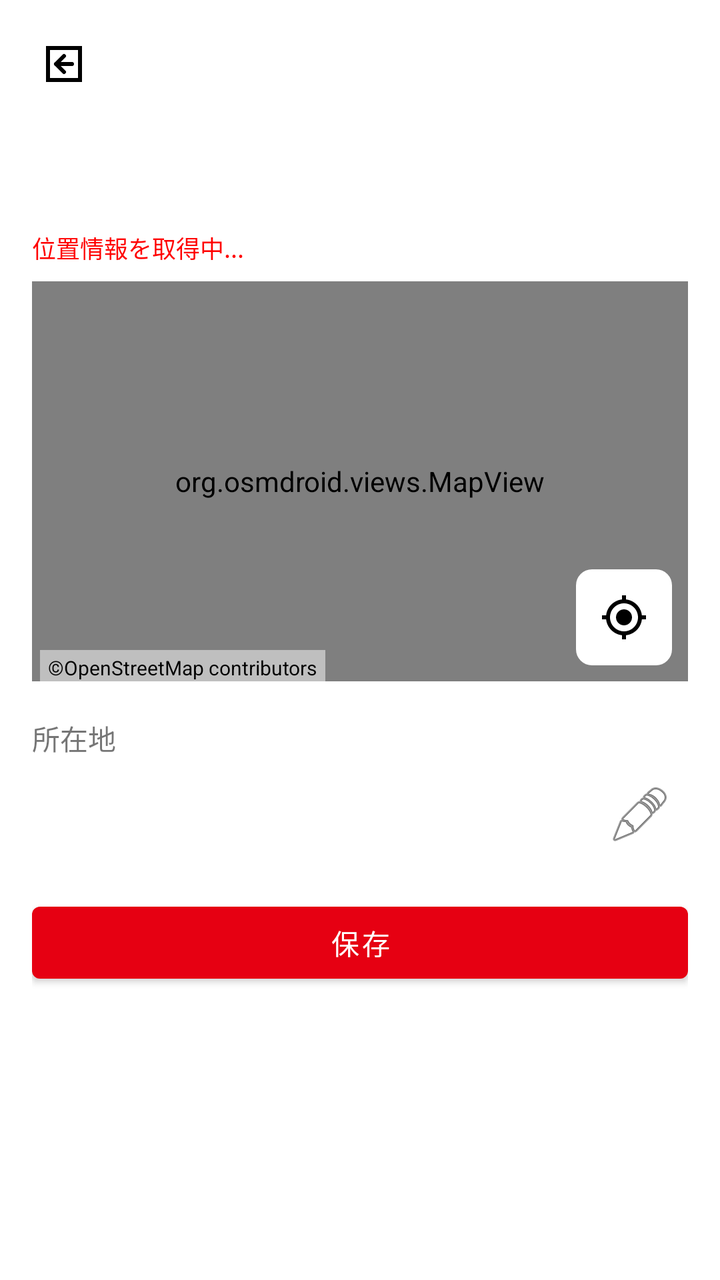
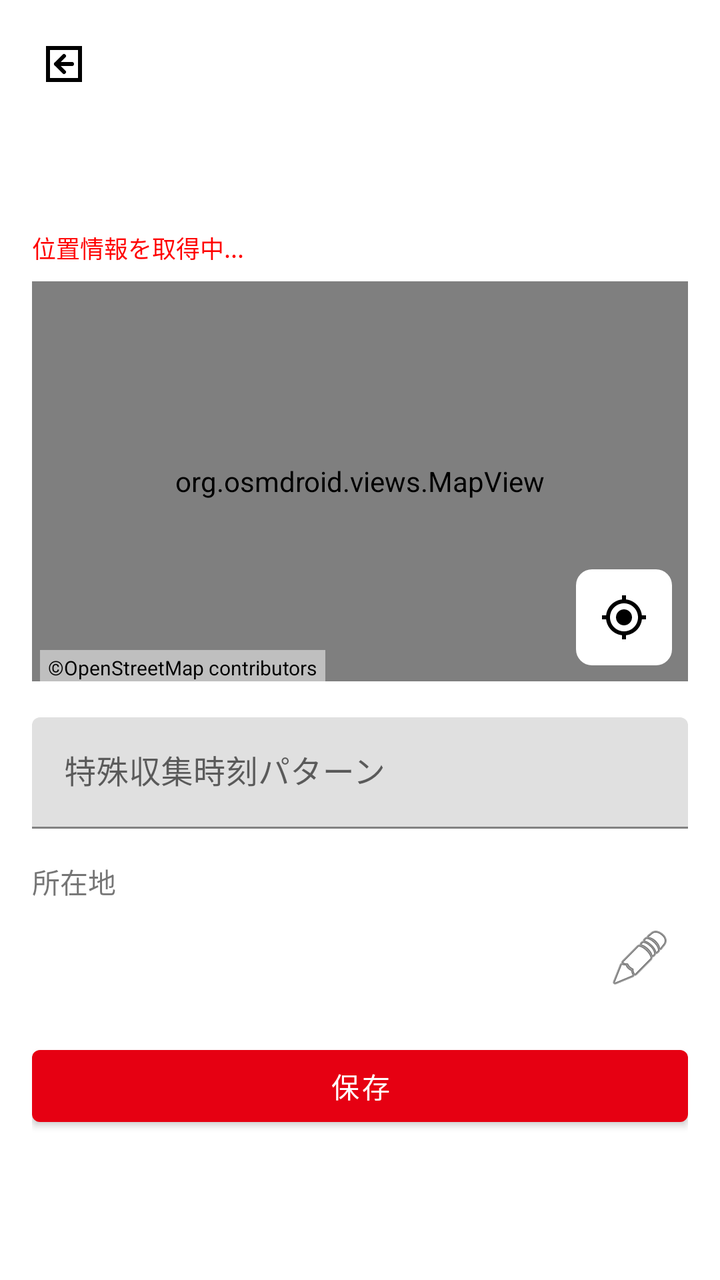

Screens rendered from an Android XML layout before and after an edit, with the pre-edit source and the edit as a unified diff.
<!-- AndroidManifest.xml: application theme Theme.OsmJPPostalMap -->
<!-- res/layout/activity_edit_poi.xml -->
<?xml version="1.0" encoding="utf-8"?>
<LinearLayout xmlns:android="http://schemas.android.com/apk/res/android"
    android:layout_width="match_parent"
    android:layout_height="match_parent"
    android:orientation="vertical">
    
    <TextView
        android:id="@+id/top_banner"
        android:layout_width="match_parent"
        android:layout_height="wrap_content"
        android:textColor="#FFFFFF"
        android:padding="8dp"
        android:visibility="gone"
        android:elevation="8dp" />

    <androidx.appcompat.widget.AppCompatImageButton
        android:id="@+id/btn_back"
        android:layout_width="48dp"
        android:layout_height="48dp"
        android:layout_margin="8dp"
        android:background="?attr/selectableItemBackgroundBorderless"
        android:src="@drawable/ic_back_postbox"
        android:contentDescription="戻る" />

    <ScrollView
        android:id="@+id/edit_scroll_view"
        android:layout_width="match_parent"
        android:layout_height="match_parent">

        <LinearLayout
            android:layout_width="match_parent"
            android:layout_height="wrap_content"
            android:orientation="vertical"
            android:padding="16dp">

        <TextView
            android:id="@+id/edit_title"
            android:layout_width="wrap_content"
            android:layout_height="wrap_content"
            android:textSize="20sp"
            android:textStyle="bold"
            android:layout_marginBottom="8dp" />

        <TextView
            android:id="@+id/text_location_status"
            android:layout_width="match_parent"
            android:layout_height="wrap_content"
            android:textSize="12sp"
            android:textColor="#FF0000"
            android:text="位置情報を取得中..."
            android:layout_marginBottom="8dp" />

        <FrameLayout
            android:layout_width="match_parent"
            android:layout_height="200dp">

            <org.osmdroid.views.MapView
                android:id="@+id/edit_map"
                android:layout_width="match_parent"
                android:layout_height="match_parent" />

            <ImageButton
                android:id="@+id/btn_my_location"
                android:layout_width="48dp"
                android:layout_height="48dp"
                android:layout_gravity="bottom|end"
                android:layout_margin="8dp"
                android:background="@drawable/bg_menu_button"
                android:src="@drawable/ic_my_location"
                android:contentDescription="現在地" />
        </FrameLayout>

        <TextView
            android:layout_width="wrap_content"
            android:layout_height="wrap_content"
            android:layout_marginStart="4dp"
            android:layout_marginTop="-16dp"
            android:layout_marginBottom="16dp"
            android:background="#80FFFFFF"
            android:paddingHorizontal="4dp"
            android:paddingVertical="2dp"
            android:text="@string/osm_copyright"
            android:textColor="#000000"
            android:textSize="10sp" />

        <com.google.android.material.textfield.TextInputLayout
            android:id="@+id/edit_tag_layout"
            android:layout_width="match_parent"
            android:layout_height="wrap_content"
            android:hint="営業時間 (タグ直接編集)"
            android:layout_marginBottom="16dp"
            android:visibility="gone">

            <com.google.android.material.textfield.TextInputEditText
                android:id="@+id/edit_tag_value"
                android:layout_width="match_parent"
                android:layout_height="wrap_content"
                android:inputType="textMultiLine" />
        </com.google.android.material.textfield.TextInputLayout>

        <LinearLayout
            android:id="@+id/layout_opening_hours_edit"
            android:layout_width="match_parent"
            android:layout_height="wrap_content"
            android:orientation="vertical"
            android:visibility="gone">

            <TableLayout
                android:id="@+id/table_opening_hours"
                android:layout_width="match_parent"
                android:layout_height="wrap_content"
                android:stretchColumns="1,2,3"
                android:layout_marginBottom="8dp">
                <TableRow>
                    <TextView android:text="" android:padding="4dp"/>
                    <TextView android:text="開店" android:gravity="center" android:textStyle="bold" android:padding="4dp"/>
                    <TextView android:text="閉店" android:gravity="center" android:textStyle="bold" android:padding="4dp"/>
                    <TextView android:text="休憩 (開始-終了)" android:gravity="center" android:textStyle="bold" android:padding="4dp"/>
                    <TextView android:text="休" android:gravity="center" android:textStyle="bold" android:padding="4dp"/>
                </TableRow>
                <TableRow>
                    <TextView android:text="平日" android:textStyle="bold" android:padding="4dp" android:gravity="center_vertical"/>
                    <EditText android:id="@+id/edit_oh_wd_open" android:layout_width="match_parent" android:layout_height="wrap_content" android:hint="--:--" android:inputType="time" android:background="@drawable/bg_edit_time_cell" android:padding="8dp" android:textSize="14sp" android:gravity="center"/>
                    <EditText android:id="@+id/edit_oh_wd_close" android:layout_width="match_parent" android:layout_height="wrap_content" android:hint="--:--" android:inputType="time" android:background="@drawable/bg_edit_time_cell" android:padding="8dp" android:textSize="14sp" android:gravity="center"/>
                    <LinearLayout android:layout_width="match_parent" android:layout_height="wrap_content" android:orientation="horizontal">
                        <EditText android:id="@+id/edit_oh_wd_break_start" android:layout_width="0dp" android:layout_weight="1" android:layout_height="wrap_content" android:hint="--:--" android:inputType="time" android:background="@drawable/bg_edit_time_cell" android:padding="8dp" android:textSize="12sp" android:gravity="center"/>
                        <TextView android:layout_width="wrap_content" android:layout_height="wrap_content" android:text="-" android:padding="2dp"/>
                        <EditText android:id="@+id/edit_oh_wd_break_end" android:layout_width="0dp" android:layout_weight="1" android:layout_height="wrap_content" android:hint="--:--" android:inputType="time" android:background="@drawable/bg_edit_time_cell" android:padding="8dp" android:textSize="12sp" android:gravity="center"/>
                    </LinearLayout>
                    <CheckBox android:id="@+id/check_oh_wd_off" android:layout_width="wrap_content" android:layout_height="wrap_content" android:gravity="center"/>
                </TableRow>
                <TableRow android:layout_marginTop="4dp">
                    <TextView android:text="土曜" android:textStyle="bold" android:padding="4dp" android:gravity="center_vertical"/>
                    <EditText android:id="@+id/edit_oh_sa_open" android:layout_width="match_parent" android:layout_height="wrap_content" android:hint="--:--" android:inputType="time" android:background="@drawable/bg_edit_time_cell" android:padding="8dp" android:textSize="14sp" android:gravity="center"/>
                    <EditText android:id="@+id/edit_oh_sa_close" android:layout_width="match_parent" android:layout_height="wrap_content" android:hint="--:--" android:inputType="time" android:background="@drawable/bg_edit_time_cell" android:padding="8dp" android:textSize="14sp" android:gravity="center"/>
                    <LinearLayout android:layout_width="match_parent" android:layout_height="wrap_content" android:orientation="horizontal">
                        <EditText android:id="@+id/edit_oh_sa_break_start" android:layout_width="0dp" android:layout_weight="1" android:layout_height="wrap_content" android:hint="--:--" android:inputType="time" android:background="@drawable/bg_edit_time_cell" android:padding="8dp" android:textSize="12sp" android:gravity="center"/>
                        <TextView android:layout_width="wrap_content" android:layout_height="wrap_content" android:text="-" android:padding="2dp"/>
                        <EditText android:id="@+id/edit_oh_sa_break_end" android:layout_width="0dp" android:layout_weight="1" android:layout_height="wrap_content" android:hint="--:--" android:inputType="time" android:background="@drawable/bg_edit_time_cell" android:padding="8dp" android:textSize="12sp" android:gravity="center"/>
                    </LinearLayout>
                    <CheckBox android:id="@+id/check_oh_sa_off" android:layout_width="wrap_content" android:layout_height="wrap_content" android:gravity="center"/>
                </TableRow>
                <TableRow android:layout_marginTop="4dp">
                    <TextView android:text="日祝" android:textStyle="bold" android:padding="4dp" android:gravity="center_vertical"/>
                    <EditText android:id="@+id/edit_oh_ph_open" android:layout_width="match_parent" android:layout_height="wrap_content" android:hint="--:--" android:inputType="time" android:background="@drawable/bg_edit_time_cell" android:padding="8dp" android:textSize="14sp" android:gravity="center"/>
                    <EditText android:id="@+id/edit_oh_ph_close" android:layout_width="match_parent" android:layout_height="wrap_content" android:hint="--:--" android:inputType="time" android:background="@drawable/bg_edit_time_cell" android:padding="8dp" android:textSize="14sp" android:gravity="center"/>
                    <LinearLayout android:layout_width="match_parent" android:layout_height="wrap_content" android:orientation="horizontal">
                        <EditText android:id="@+id/edit_oh_ph_break_start" android:layout_width="0dp" android:layout_weight="1" android:layout_height="wrap_content" android:hint="--:--" android:inputType="time" android:background="@drawable/bg_edit_time_cell" android:padding="8dp" android:textSize="12sp" android:gravity="center"/>
                        <TextView android:layout_width="wrap_content" android:layout_height="wrap_content" android:text="-" android:padding="2dp"/>
                        <EditText android:id="@+id/edit_oh_ph_break_end" android:layout_width="0dp" android:layout_weight="1" android:layout_height="wrap_content" android:hint="--:--" android:inputType="time" android:background="@drawable/bg_edit_time_cell" android:padding="8dp" android:textSize="12sp" android:gravity="center"/>
                    </LinearLayout>
                    <CheckBox android:id="@+id/check_oh_ph_off" android:layout_width="wrap_content" android:layout_height="wrap_content" android:gravity="center"/>
                </TableRow>
            </TableLayout>

            <LinearLayout
                android:layout_width="match_parent"
                android:layout_height="wrap_content"
                android:orientation="horizontal"
                android:layout_marginBottom="16dp">
                <Button
                    android:id="@+id/btn_oh_copy_to_sa"
                    android:layout_width="0dp"
                    android:layout_height="wrap_content"
                    android:layout_weight="1"
                    android:text="平日→土曜"
                    style="@style/Widget.MaterialComponents.Button.TextButton"
                    android:textSize="12sp" />
                <Button
                    android:id="@+id/btn_oh_copy_to_ph"
                    android:layout_width="0dp"
                    android:layout_height="wrap_content"
                    android:layout_weight="1"
                    android:text="土曜→日祝"
                    style="@style/Widget.MaterialComponents.Button.TextButton"
                    android:textSize="12sp" />
            </LinearLayout>
        </LinearLayout>

        <LinearLayout
            android:id="@+id/layout_collection_edit"
            android:layout_width="match_parent"
            android:layout_height="wrap_content"
            android:orientation="vertical"
            android:visibility="gone">

            <TableLayout
                android:id="@+id/table_collection"
                android:layout_width="match_parent"
                android:layout_height="wrap_content"
                android:stretchColumns="0,1,2"
                android:layout_marginBottom="8dp">
                <TableRow>
                    <TextView android:text="平日" android:gravity="center" android:textStyle="bold" android:padding="4dp"/>
                    <TextView android:text="土曜" android:gravity="center" android:textStyle="bold" android:padding="4dp"/>
                    <TextView
                        android:id="@+id/header_sun_ph"
                        android:text="日祝"
                        android:gravity="center"
                        android:textStyle="bold"
                        android:padding="4dp"/>
                </TableRow>
                <TableRow>
                    <Button
                        android:id="@+id/btn_copy_to_sat"
                        android:layout_width="0dp"
                        android:layout_height="wrap_content"
                        android:text="→土曜"
                        style="@style/Widget.MaterialComponents.Button.TextButton"
                        android:textSize="12sp" />
                    <Button
                        android:id="@+id/btn_copy_to_sun"
                        android:layout_width="0dp"
                        android:layout_height="wrap_content"
                        android:text="→日祝"
                        style="@style/Widget.MaterialComponents.Button.TextButton"
                        android:textSize="12sp" />
                    <View android:layout_width="0dp" android:layout_height="0dp" />
                </TableRow>
                <TableRow>
                    <CheckBox
                        android:id="@+id/check_col_wd_off"
                        android:layout_width="wrap_content"
                        android:layout_height="wrap_content"
                        android:text="収集なし"
                        android:textSize="10sp"
                        android:gravity="center"/>
                    <CheckBox
                        android:id="@+id/check_col_sa_off"
                        android:layout_width="wrap_content"
                        android:layout_height="wrap_content"
                        android:text="収集なし"
                        android:textSize="10sp"
                        android:gravity="center"/>
                    <CheckBox
                        android:id="@+id/check_col_ph_off"
                        android:layout_width="wrap_content"
                        android:layout_height="wrap_content"
                        android:text="収集なし"
                        android:textSize="10sp"
                        android:gravity="center"/>
                </TableRow>
            </TableLayout>

            <LinearLayout
                android:id="@+id/layout_holiday_warning"
                android:layout_width="match_parent"
                android:layout_height="wrap_content"
                android:orientation="horizontal"
                android:gravity="center_vertical"
                android:padding="4dp"
                android:background="#FFF3E0"
                android:visibility="gone"
                android:layout_marginBottom="8dp">
                <TextView
                    android:layout_width="0dp"
                    android:layout_height="wrap_content"
                    android:layout_weight="1"
                    android:text="祝日の時刻情報がありません"
                    android:textColor="#E65100"
                    android:textSize="12sp" />
                <Button
                    android:id="@+id/btn_apply_sun_to_ph"
                    android:layout_width="wrap_content"
                    android:layout_height="wrap_content"
                    android:text="日曜と同じ"
                    style="@style/Widget.MaterialComponents.Button.TextButton"
                    android:textSize="12sp" />
            </LinearLayout>

            <Button
                android:id="@+id/btn_add_row"
                android:layout_width="match_parent"
                android:layout_height="wrap_content"
                android:text="行を追加"
                style="@style/Widget.MaterialComponents.Button.OutlinedButton"
                android:layout_marginBottom="16dp" />
        </LinearLayout>

        <LinearLayout
            android:id="@+id/layout_fallback"
            android:layout_width="match_parent"
            android:layout_height="wrap_content"
            android:orientation="horizontal"
            android:gravity="center_vertical"
            android:background="#EEEEEE"
            android:padding="8dp"
            android:visibility="gone"
            android:layout_marginBottom="16dp">

            <TextView
                android:id="@+id/text_fallback_value"
                android:layout_width="0dp"
                android:layout_height="wrap_content"
                android:layout_weight="1"
                android:text="解析できない形式のため直接編集できません" />

            <ImageButton
                android:id="@+id/btn_force_edit"
                android:layout_width="48dp"
                android:layout_height="48dp"
                android:src="@android:drawable/ic_menu_edit"
                android:background="?attr/selectableItemBackgroundBorderless"
                android:contentDescription="強制的に編集する" />
        </LinearLayout>

        <LinearLayout
            android:id="@+id/layout_shape_edit"
            android:layout_width="match_parent"
            android:layout_height="wrap_content"
            android:orientation="vertical"
            android:visibility="gone"
            android:layout_marginBottom="16dp">

            <TextView
                android:layout_width="wrap_content"
                android:layout_height="wrap_content"
                android:text="形状"
                android:layout_marginBottom="4dp" />

            <RadioGroup
                android:id="@+id/edit_radio_shape"
                android:layout_width="match_parent"
                android:layout_height="wrap_content"
                android:orientation="horizontal">
                <RadioButton
                    android:id="@+id/edit_shape_box"
                    android:layout_width="wrap_content"
                    android:layout_height="wrap_content"
                    android:text="柱上箱型" />
                <RadioButton
                    android:id="@+id/edit_shape_pillar"
                    android:layout_width="wrap_content"
                    android:layout_height="wrap_content"
                    android:text="円柱" />
                <RadioButton
                    android:id="@+id/edit_shape_other"
                    android:layout_width="wrap_content"
                    android:layout_height="wrap_content"
                    android:text="その他" />
            </RadioGroup>
        </LinearLayout>

        <com.google.android.material.textfield.TextInputLayout
            android:id="@+id/edit_branch_layout"
            android:layout_width="match_parent"
            android:layout_height="wrap_content"
            android:hint="収集局名 (operator:branch)"
            android:layout_marginBottom="16dp"
            android:visibility="gone">

            <com.google.android.material.textfield.TextInputEditText
                android:id="@+id/edit_branch_value"
                android:layout_width="match_parent"
                android:layout_height="wrap_content"
                android:inputType="text" />
        </com.google.android.material.textfield.TextInputLayout>

        <com.google.android.material.textfield.TextInputLayout
            android:id="@+id/edit_ref_layout"
            android:layout_width="match_parent"
            android:layout_height="wrap_content"
            android:hint="ポスト番号 (ref)"
            android:layout_marginBottom="16dp"
            android:visibility="gone">

            <com.google.android.material.textfield.TextInputEditText
                android:id="@+id/edit_ref_value"
                android:layout_width="match_parent"
                android:layout_height="wrap_content"
                android:inputType="text" />
        </com.google.android.material.textfield.TextInputLayout>

        <TextView
            android:layout_width="wrap_content"
            android:layout_height="wrap_content"
            android:text="所在地"
            android:layout_marginBottom="4dp" />

        <LinearLayout
            android:layout_width="match_parent"
            android:layout_height="wrap_content"
            android:orientation="horizontal"
            android:gravity="center_vertical"
            android:layout_marginBottom="16dp">

            <TextView
                android:id="@+id/edit_address_value"
                android:layout_width="0dp"
                android:layout_height="wrap_content"
                android:layout_weight="1"
                android:textSize="14sp" />

            <ImageButton
                android:id="@+id/btn_address_edit"
                android:layout_width="48dp"
                android:layout_height="48dp"
                android:background="?attr/selectableItemBackgroundBorderless"
                android:contentDescription="住所を編集"
                android:src="@android:drawable/ic_menu_edit" />
        </LinearLayout>

        <com.google.android.material.textfield.TextInputLayout
            android:id="@+id/edit_note_layout"
            android:layout_width="match_parent"
            android:layout_height="wrap_content"
            android:hint="備考 (note) / 地図メモ"
            android:layout_marginBottom="16dp"
            android:visibility="gone">

            <com.google.android.material.textfield.TextInputEditText
                android:id="@+id/edit_note_value"
                android:layout_width="match_parent"
                android:layout_height="wrap_content"
                android:inputType="textMultiLine" />
        </com.google.android.material.textfield.TextInputLayout>

        <Button
            android:id="@+id/btn_save"
            android:layout_width="match_parent"
            android:layout_height="wrap_content"
            android:text="@string/save" />

    </LinearLayout>
    </ScrollView>
</LinearLayout>
<!-- resources referenced by this layout -->
<resources>
  <!-- drawable bg_edit_time_cell (drawable) -->
  <?xml version="1.0" encoding="utf-8"?>
  <layer-list xmlns:android="http://schemas.android.com/apk/res/android">
      
      <item android:id="@+id/cell_border">
          <shape android:shape="rectangle">
              <solid android:color="@color/blue_frame" />
          </shape>
      </item>
      
      <item android:id="@+id/cell_background"
          android:top="2dp" android:bottom="2dp" android:left="2dp" android:right="2dp">
          <shape android:shape="rectangle">
              <solid android:color="@color/gray_bg" />
          </shape>
      </item>
  </layer-list>
  <!-- drawable bg_menu_button (drawable) -->
  <?xml version="1.0" encoding="utf-8"?>
  <shape xmlns:android="http://schemas.android.com/apk/res/android"
      android:shape="rectangle">
      <solid android:color="#FFFFFF" />
      <corners android:radius="8dp" />
  </shape>
  <!-- drawable ic_back_postbox (drawable) -->
  <vector xmlns:android="http://schemas.android.com/apk/res/android"
      android:width="24dp"
      android:height="24dp"
      android:viewportWidth="24"
      android:viewportHeight="24">
      
      <path
          android:strokeColor="#000000"
          android:strokeWidth="2"
          android:pathData="M4,4 h16 v16 h-16 z" />
      
      <path
          android:fillColor="#000000"
          android:pathData="M16,12 H8 M8,12 l4,-4 M8,12 l4,4"
          android:strokeColor="#000000"
          android:strokeWidth="2"
          android:strokeLineCap="round"
          android:strokeLineJoin="round" />
  </vector>
  <!-- drawable ic_my_location (drawable) -->
  <vector xmlns:android="http://schemas.android.com/apk/res/android"
      android:width="24dp"
      android:height="24dp"
      android:viewportWidth="24"
      android:viewportHeight="24">
      <path
          android:fillColor="#000000"
          android:pathData="M12,8c-2.21,0 -4,1.79 -4,4s1.79,4 4,4 4,-1.79 4,-4 -1.79,-4 -4,-4zM20.94,11c-0.46,-4.17 -3.77,-7.48 -7.94,-7.94L13,1h-2v2.06C6.83,3.52 3.52,6.83 3.06,11L1,11v2h2.06c0.46,4.17 3.77,7.48 7.94,7.94L11,23h2v-2.06c4.17,-0.46 7.48,-3.77 7.94,-7.94L23,13v-2h-2.06zM12,19c-3.87,0 -7,-3.13 -7,-7s3.13,-7 7,-7 7,3.13 7,7 -3.13,7 -7,7z"/>
  </vector>
  <string name="osm_copyright">©OpenStreetMap contributors</string>
  <string name="save">保存</string>
  <style name="Theme.OsmJPPostalMap" parent="Theme.MaterialComponents.DayNight.NoActionBar">
          
          <item name="colorPrimary">@color/jp_post_red</item>
          <item name="colorPrimaryVariant">@color/jp_post_red</item>
          <item name="colorOnPrimary">@color/white</item>
          
          <item name="colorSecondary">@color/teal_200</item>
          <item name="colorSecondaryVariant">@color/teal_700</item>
          <item name="colorOnSecondary">@color/black</item>
          
          <item name="android:statusBarColor">?attr/colorPrimaryVariant</item>
          <item name="android:windowLightStatusBar" tools:targetApi="m">false</item>
          
      </style>
  <color name="blue_frame">#FF2196F3</color>
  <color name="gray_bg">#FFF5F5F5</color>
  <color name="jp_post_red">#E60012</color>
  <color name="white">#FFFFFFFF</color>
  <color name="teal_200">#FF03DAC5</color>
  <color name="teal_700">#FF018786</color>
  <color name="black">#FF000000</color>
</resources>

<!-- the commit's change to res/layout/activity_edit_poi.xml (unified diff, before → after) -->
@@ -304,6 +304,20 @@
                 android:contentDescription="強制的に編集する" />
         </LinearLayout>
 
+        <com.google.android.material.textfield.TextInputLayout
+            android:id="@+id/edit_special_note_layout"
+            android:layout_width="match_parent"
+            android:layout_height="wrap_content"
+            android:hint="@string/label_special_note"
+            android:layout_marginBottom="16dp">
+
+            <com.google.android.material.textfield.TextInputEditText
+                android:id="@+id/edit_special_note_value"
+                android:layout_width="match_parent"
+                android:layout_height="wrap_content"
+                android:inputType="textMultiLine" />
+        </com.google.android.material.textfield.TextInputLayout>
+
         <LinearLayout
             android:id="@+id/layout_shape_edit"
             android:layout_width="match_parent"
@@ -400,20 +414,6 @@
                 android:src="@android:drawable/ic_menu_edit" />
         </LinearLayout>
 
-        <com.google.android.material.textfield.TextInputLayout
-            android:id="@+id/edit_note_layout"
-            android:layout_width="match_parent"
-            android:layout_height="wrap_content"
-            android:hint="備考 (note) / 地図メモ"
-            android:layout_marginBottom="16dp"
-            android:visibility="gone">
-
-            <com.google.android.material.textfield.TextInputEditText
-                android:id="@+id/edit_note_value"
-                android:layout_width="match_parent"
-                android:layout_height="wrap_content"
-                android:inputType="textMultiLine" />
-        </com.google.android.material.textfield.TextInputLayout>
 
         <Button
             android:id="@+id/btn_save"
<!-- resource entries referenced after the edit -->
@@ -54,6 +54,7 @@
           android:fillColor="#000000"
           android:pathData="M12,8c-2.21,0 -4,1.79 -4,4s1.79,4 4,4 4,-1.79 4,-4 -1.79,-4 -4,-4zM20.94,11c-0.46,-4.17 -3.77,-7.48 -7.94,-7.94L13,1h-2v2.06C6.83,3.52 3.52,6.83 3.06,11L1,11v2h2.06c0.46,4.17 3.77,7.48 7.94,7.94L11,23h2v-2.06c4.17,-0.46 7.48,-3.77 7.94,-7.94L23,13v-2h-2.06zM12,19c-3.87,0 -7,-3.13 -7,-7s3.13,-7 7,-7 7,3.13 7,7 -3.13,7 -7,7z"/>
   </vector>
+  <string name="label_special_note">特殊収集時刻パターン</string>
   <string name="osm_copyright">©OpenStreetMap contributors</string>
   <string name="save">保存</string>
   <style name="Theme.OsmJPPostalMap" parent="Theme.MaterialComponents.DayNight.NoActionBar">
